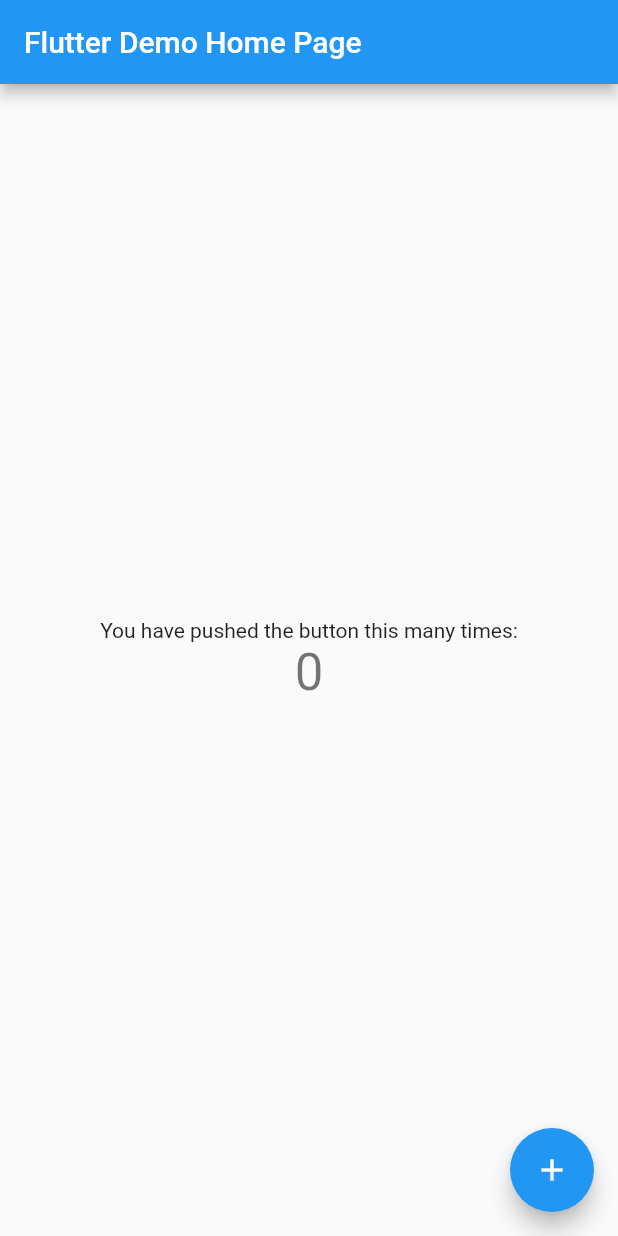
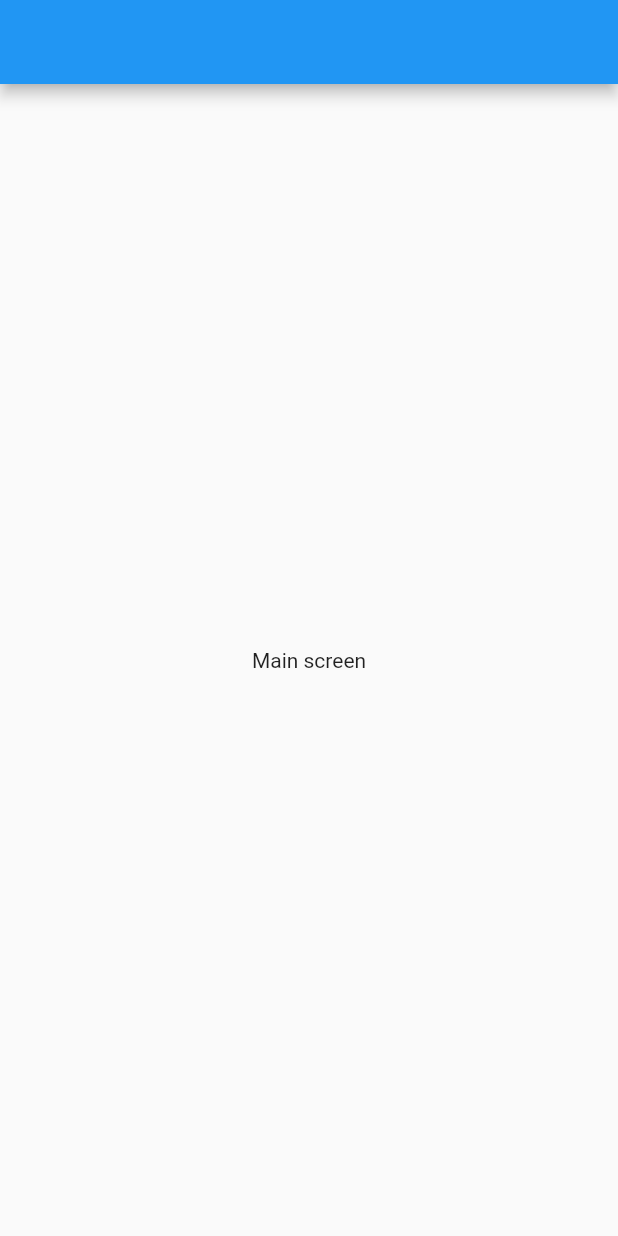
Before and after one commit to AronDerenyi/TravelMore, a Flutter app: the screen it shows after launch, on a phone screen of 412 x 824 dp. Run offline on Flutter 3.47's test engine with Material 2 defaults, Android fonts, the light colour scheme and no system bars.

Commit message:
Created the main screen

```diff
--- a/lib/main.dart
+++ b/lib/main.dart
@@ -1,4 +1,5 @@
 import 'package:flutter/material.dart';
+import 'package:travel_more/view/screens/main/main_screen.dart';
 
 void main() {
   runApp(const MyApp());
@@ -7,109 +8,14 @@
 class MyApp extends StatelessWidget {
   const MyApp({Key? key}) : super(key: key);
 
-  // This widget is the root of your application.
   @override
   Widget build(BuildContext context) {
     return MaterialApp(
       title: 'Flutter Demo',
       theme: ThemeData(
-        // This is the theme of your application.
-        //
-        // Try running your application with "flutter run". You'll see the
-        // application has a blue toolbar. Then, without quitting the app, try
-        // changing the primarySwatch below to Colors.green and then invoke
-        // "hot reload" (press "r" in the console where you ran "flutter run",
-        // or simply save your changes to "hot reload" in a Flutter IDE).
-        // Notice that the counter didn't reset back to zero; the application
-        // is not restarted.
         primarySwatch: Colors.blue,
       ),
-      home: const MyHomePage(title: 'Flutter Demo Home Page'),
+      home: const MainScreen(),
     );
   }
 }
-
-class MyHomePage extends StatefulWidget {
-  const MyHomePage({Key? key, required this.title}) : super(key: key);
-
-  // This widget is the home page of your application. It is stateful, meaning
-  // that it has a State object (defined below) that contains fields that affect
-  // how it looks.
-
-  // This class is the configuration for the state. It holds the values (in this
-  // case the title) provided by the parent (in this case the App widget) and
-  // used by the build method of the State. Fields in a Widget subclass are
-  // always marked "final".
-
-  final String title;
-
-  @override
-  State<MyHomePage> createState() => _MyHomePageState();
-}
-
-class _MyHomePageState extends State<MyHomePage> {
-  int _counter = 0;
-
-  void _incrementCounter() {
-    setState(() {
-      // This call to setState tells the Flutter framework that something has
-      // changed in this State, which causes it to rerun the build method below
-      // so that the display can reflect the updated values. If we changed
-      // _counter without calling setState(), then the build method would not be
-      // called again, and so nothing would appear to happen.
-      _counter++;
-    });
-  }
-
-  @override
-  Widget build(BuildContext context) {
-    // This method is rerun every time setState is called, for instance as done
-    // by the _incrementCounter method above.
-    //
-    // The Flutter framework has been optimized to make rerunning build methods
-    // fast, so that you can just rebuild anything that needs updating rather
-    // than having to individually change instances of widgets.
-    return Scaffold(
-      appBar: AppBar(
-        // Here we take the value from the MyHomePage object that was created by
-        // the App.build method, and use it to set our appbar title.
-        title: Text(widget.title),
-      ),
-      body: Center(
-        // Center is a layout widget. It takes a single child and positions it
-        // in the middle of the parent.
-        child: Column(
-          // Column is also a layout widget. It takes a list of children and
-          // arranges them vertically. By default, it sizes itself to fit its
-          // children horizontally, and tries to be as tall as its parent.
-          //
-          // Invoke "debug painting" (press "p" in the console, choose the
-          // "Toggle Debug Paint" action from the Flutter Inspector in Android
-          // Studio, or the "Toggle Debug Paint" command in Visual Studio Code)
-          // to see the wireframe for each widget.
-          //
-          // Column has various properties to control how it sizes itself and
-          // how it positions its children. Here we use mainAxisAlignment to
-          // center the children vertically; the main axis here is the vertical
-          // axis because Columns are vertical (the cross axis would be
-          // horizontal).
-          mainAxisAlignment: MainAxisAlignment.center,
-          children: <Widget>[
-            const Text(
-              'You have pushed the button this many times:',
-            ),
-            Text(
-              '$_counter',
-              style: Theme.of(context).textTheme.headline4,
-            ),
-          ],
-        ),
-      ),
-      floatingActionButton: FloatingActionButton(
-        onPressed: _incrementCounter,
-        tooltip: 'Increment',
-        child: const Icon(Icons.add),
-      ), // This trailing comma makes auto-formatting nicer for build methods.
-    );
-  }
-}
--- /dev/null
+++ b/lib/view/screens/main/main_screen.dart
@@ -0,0 +1,13 @@
+import 'package:flutter/material.dart';
+
+class MainScreen extends StatelessWidget {
+  const MainScreen({Key? key}) : super(key: key);
+
+  @override
+  Widget build(BuildContext context) {
+    return Scaffold(
+      appBar: AppBar(),
+      body: const Center(child: Text("Main screen")),
+    );
+  }
+}
```
